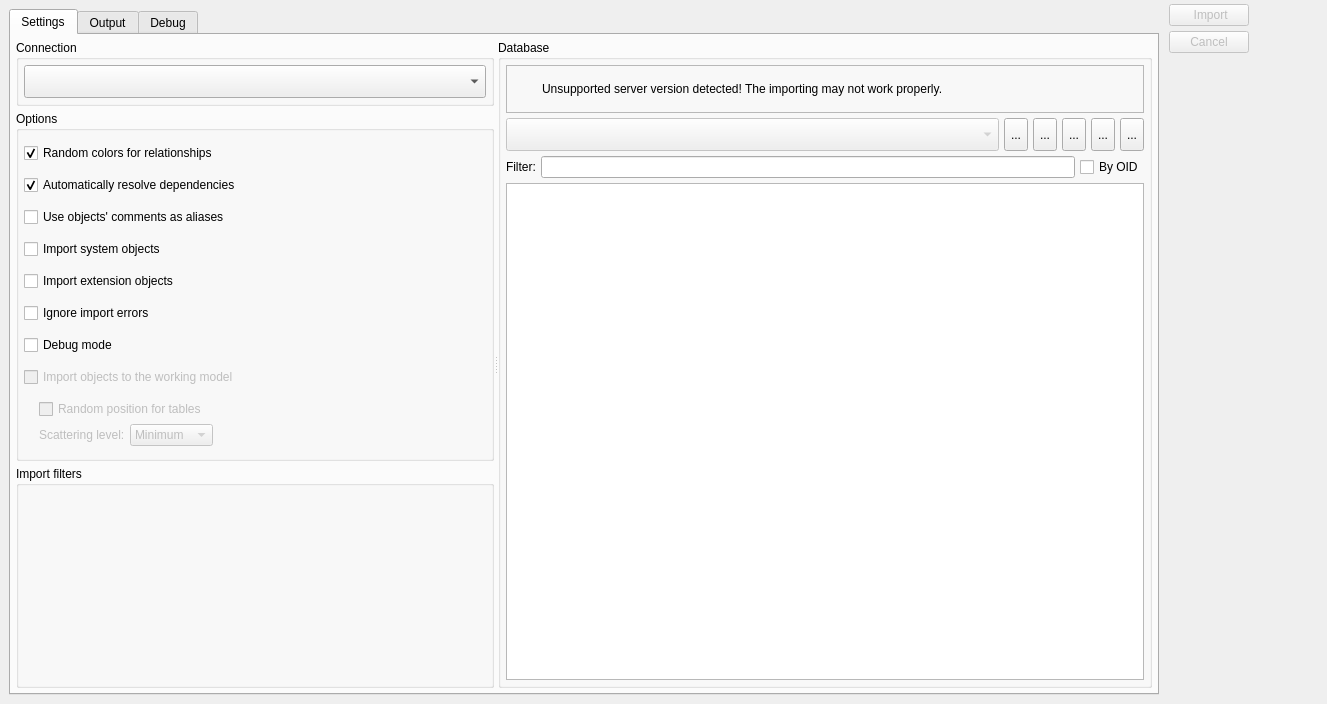
Above: libs/libgui/ui/tools/databaseimportwidget.ui from arichiardi/pgmodeler before the change. Below: the same form after it.
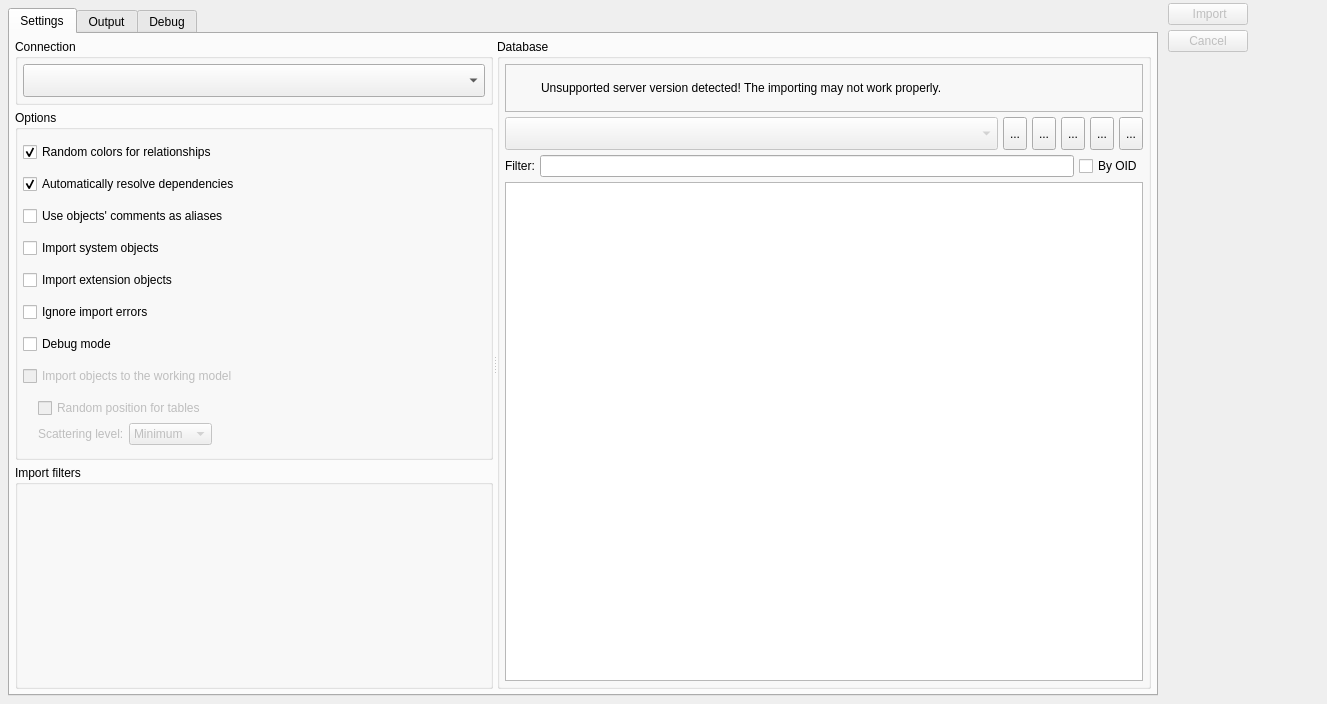
That is the form after the change. Icons and pictures are not drawn.

```diff
--- a/libs/libgui/ui/tools/databaseimportwidget.ui
+++ b/libs/libgui/ui/tools/databaseimportwidget.ui
@@ -37,16 +37,16 @@
   </property>
   <layout class="QGridLayout" name="gridLayout_24">
    <property name="leftMargin">
-    <number>4</number>
+    <number>3</number>
    </property>
    <property name="topMargin">
-    <number>4</number>
+    <number>3</number>
    </property>
    <property name="rightMargin">
-    <number>4</number>
+    <number>3</number>
    </property>
    <property name="bottomMargin">
-    <number>4</number>
+    <number>3</number>
    </property>
    <property name="spacing">
     <number>5</number>
```
